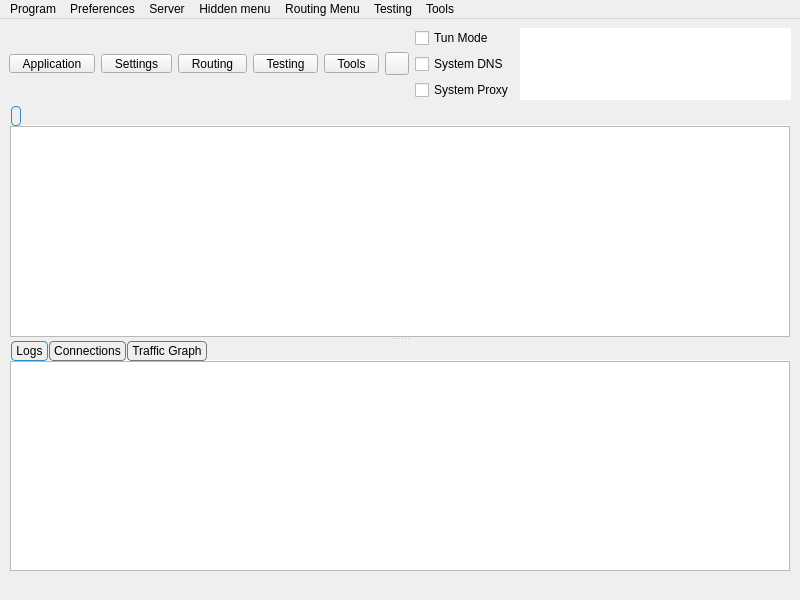
Qt form include/ui/mainwindow.ui (0-Kutya-0/Throne) before a commit.
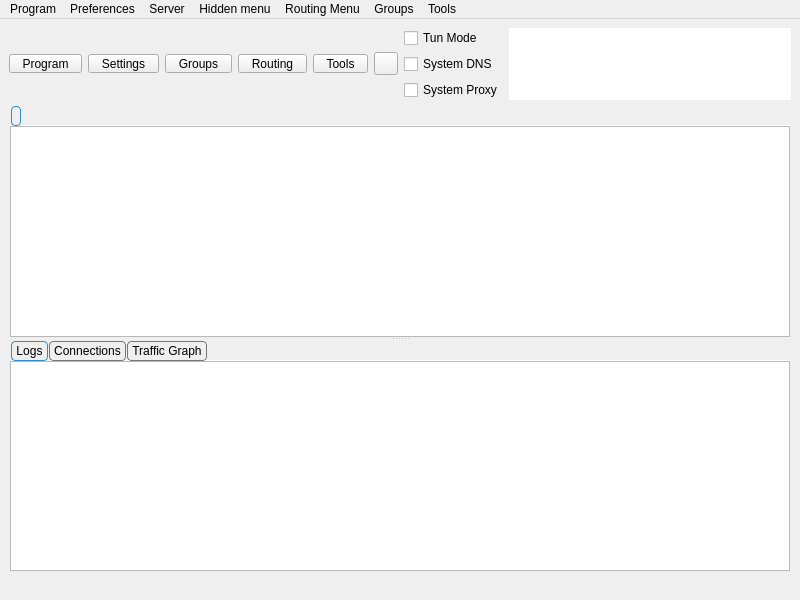
The same form after that commit. Icons and pictures are not drawn. Custom widgets are drawn as their Qt base class.

Commit message: improve context menus

Patch:
```diff
--- a/include/ui/mainwindow.ui
+++ b/include/ui/mainwindow.ui
@@ -45,7 +45,7 @@
 }</string>
         </property>
         <property name="text">
-         <string>Application</string>
+         <string>Program</string>
         </property>
         <property name="icon">
          <iconset resource="../../res/Throne.qrc">
@@ -107,6 +107,48 @@
         </property>
        </widget>
       </item>
+      <item>
+       <widget class="QToolButton" name="toolButton_testing">
+        <property name="minimumSize">
+         <size>
+          <width>0</width>
+          <height>0</height>
+         </size>
+        </property>
+        <property name="styleSheet">
+         <string notr="true">QToolButton {
+    padding-left: 8px;
+    padding-right: 8px;
+}
+
+QToolButton::menu-indicator {
+    subcontrol-origin: border;
+    subcontrol-position: bottom right;
+    right: 2px;
+    bottom: 3px;
+}</string>
+        </property>
+        <property name="text">
+         <string>Groups</string>
+        </property>
+        <property name="icon">
+         <iconset resource="../../res/Throne.qrc">
+          <normaloff>:/icon/b-testing-button.png</normaloff>:/icon/b-testing-button.png</iconset>
+        </property>
+        <property name="iconSize">
+         <size>
+          <width>24</width>
+          <height>24</height>
+         </size>
+        </property>
+        <property name="popupMode">
+         <enum>QToolButton::ToolButtonPopupMode::InstantPopup</enum>
+        </property>
+        <property name="toolButtonStyle">
+         <enum>Qt::ToolButtonStyle::ToolButtonTextUnderIcon</enum>
+        </property>
+       </widget>
+      </item>
       <item>
        <widget class="QToolButton" name="toolButton_routing">
         <property name="minimumSize">
@@ -149,48 +191,6 @@
         </property>
        </widget>
       </item>
-      <item>
-       <widget class="QToolButton" name="toolButton_testing">
-        <property name="minimumSize">
-         <size>
-          <width>0</width>
-          <height>0</height>
-         </size>
-        </property>
-        <property name="styleSheet">
-         <string notr="true">QToolButton {
-    padding-left: 8px;
-    padding-right: 8px;
-}
-
-QToolButton::menu-indicator {
-    subcontrol-origin: border;
-    subcontrol-position: bottom right;
-    right: 2px;
-    bottom: 3px;
-}</string>
-        </property>
-        <property name="text">
-         <string>Testing</string>
-        </property>
-        <property name="icon">
-         <iconset resource="../../res/Throne.qrc">
-          <normaloff>:/icon/b-testing-button.png</normaloff>:/icon/b-testing-button.png</iconset>
-        </property>
-        <property name="iconSize">
-         <size>
-          <width>24</width>
-          <height>24</height>
-         </size>
-        </property>
-        <property name="popupMode">
-         <enum>QToolButton::ToolButtonPopupMode::InstantPopup</enum>
-        </property>
-        <property name="toolButtonStyle">
-         <enum>Qt::ToolButtonStyle::ToolButtonTextUnderIcon</enum>
-        </property>
-       </widget>
-      </item>
       <item>
        <widget class="QToolButton" name="toolButton_tools">
         <property name="minimumSize">
@@ -815,7 +815,7 @@
    </widget>
    <widget class="QMenu" name="menuTesting">
     <property name="title">
-     <string>Testing</string>
+     <string>Groups</string>
     </property>
     <addaction name="actionSpeedtest_Current"/>
     <addaction name="actionUrl_Test_Group"/>
```
Left out of the diff: 36 changed lines with no effect on the pictures. The commit also changes 1 other file.
